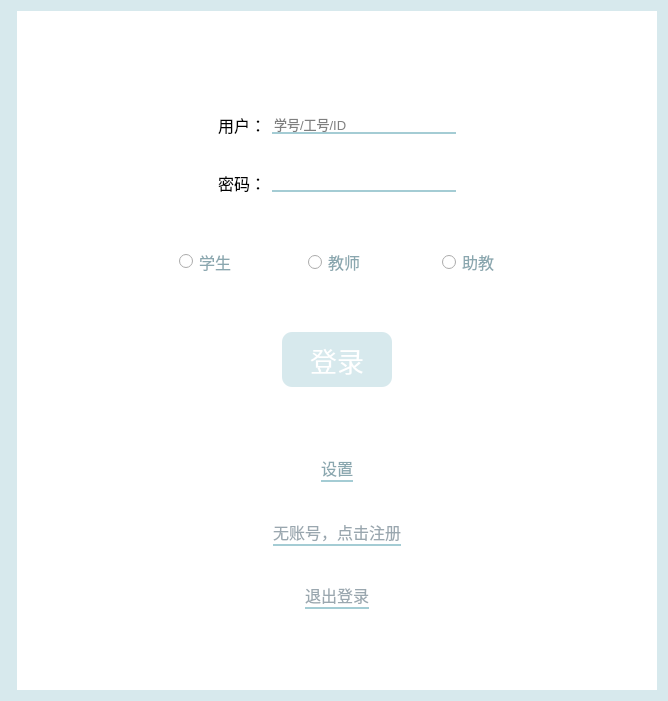
Above: Mutual_Evaluation-Client/login.ui from yypEudora/MutualEvaluation before the change. Below: the same form after it.
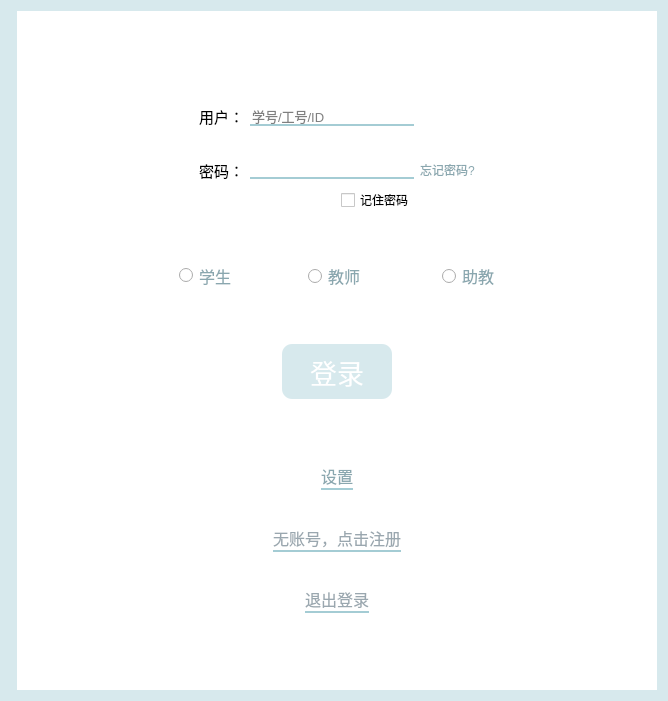
That is the form after the change. Custom widgets are drawn as their Qt base class.

What changed in the file:
```diff
--- a/Mutual_Evaluation-Client/login.ui
+++ b/Mutual_Evaluation-Client/login.ui
@@ -503,20 +503,8 @@
        <item>
         <widget class="QWidget" name="nmwidget" native="true">
          <layout class="QGridLayout" name="gridLayout">
-          <item row="5" column="1">
-           <widget class="QLabel" name="pwdLogo">
-            <property name="font">
-             <font>
-              <pointsize>12</pointsize>
-             </font>
-            </property>
-            <property name="text">
-             <string>密码：</string>
-            </property>
-           </widget>
-          </item>
-          <item row="1" column="2">
-           <spacer name="verticalSpacer_46">
+          <item row="2" column="2">
+           <spacer name="verticalSpacer_50">
             <property name="orientation">
              <enum>Qt::Vertical</enum>
             </property>
@@ -528,19 +516,6 @@
             </property>
            </spacer>
           </item>
-          <item row="3" column="0">
-           <spacer name="horizontalSpacer_4">
-            <property name="orientation">
-             <enum>Qt::Horizontal</enum>
-            </property>
-            <property name="sizeHint" stdset="0">
-             <size>
-              <width>40</width>
-              <height>20</height>
-             </size>
-            </property>
-           </spacer>
-          </item>
           <item row="3" column="2">
            <widget class="QLineEdit" name="name_tx">
             <property name="font">
@@ -562,15 +537,15 @@
             </property>
            </widget>
           </item>
-          <item row="3" column="3">
-           <spacer name="horizontalSpacer_5">
+          <item row="4" column="2">
+           <spacer name="verticalSpacer_3">
             <property name="orientation">
-             <enum>Qt::Horizontal</enum>
+             <enum>Qt::Vertical</enum>
             </property>
             <property name="sizeHint" stdset="0">
              <size>
-              <width>40</width>
-              <height>20</height>
+              <width>20</width>
+              <height>40</height>
              </size>
             </property>
            </spacer>
@@ -579,7 +554,7 @@
            <widget class="QLabel" name="nameLogo">
             <property name="font">
              <font>
-              <pointsize>12</pointsize>
+              <pointsize>11</pointsize>
              </font>
             </property>
             <property name="text">
@@ -587,26 +562,8 @@
             </property>
            </widget>
           </item>
-          <item row="5" column="2">
-           <widget class="QLineEdit" name="pwd_tx">
-            <property name="font">
-             <font>
-              <pointsize>10</pointsize>
-             </font>
-            </property>
-            <property name="styleSheet">
-             <string notr="true">background:transparent;
-border-color:#a4ccd4;
-border-style:solid;
-border-top-width:0px;
-border-right-width:0px;
-border-bottom-width:2px;
-border-left-width:0px;</string>
-            </property>
-           </widget>
-          </item>
-          <item row="2" column="2">
-           <spacer name="verticalSpacer_50">
+          <item row="1" column="2">
+           <spacer name="verticalSpacer_46">
             <property name="orientation">
              <enum>Qt::Vertical</enum>
             </property>
@@ -631,20 +588,77 @@
             </property>
            </spacer>
           </item>
-          <item row="4" column="2">
-           <spacer name="verticalSpacer_3">
+          <item row="5" column="1">
+           <widget class="QLabel" name="pwdLogo">
+            <property name="font">
+             <font>
+              <pointsize>11</pointsize>
+             </font>
+            </property>
+            <property name="text">
+             <string>密码：</string>
+            </property>
+           </widget>
+          </item>
+          <item row="5" column="3">
+           <widget class="QPushButton" name="pushButton">
+            <property name="styleSheet">
+             <string notr="true">color:rgb(138, 167, 175);
+background: transparent;
+border-color:#a4ccd4;
+border-style:none;
+</string>
+            </property>
+            <property name="text">
+             <string>忘记密码?</string>
+            </property>
+           </widget>
+          </item>
+          <item row="5" column="2">
+           <widget class="QLineEdit" name="pwd_tx">
+            <property name="minimumSize">
+             <size>
+              <width>150</width>
+              <height>0</height>
+             </size>
+            </property>
+            <property name="font">
+             <font>
+              <pointsize>6</pointsize>
+             </font>
+            </property>
+            <property name="styleSheet">
+             <string notr="true">background:transparent;
+border-color:#a4ccd4;
+border-style:solid;
+border-top-width:0px;
+border-right-width:0px;
+border-bottom-width:2px;
+border-left-width:0px;</string>
+            </property>
+           </widget>
+          </item>
+          <item row="6" column="2" alignment="Qt::AlignRight">
+           <widget class="QCheckBox" name="remp_btn">
+            <property name="text">
+             <string>记住密码</string>
+            </property>
+           </widget>
+          </item>
+          <item row="3" column="0">
+           <spacer name="horizontalSpacer_3">
             <property name="orientation">
-             <enum>Qt::Vertical</enum>
+             <enum>Qt::Horizontal</enum>
             </property>
             <property name="sizeHint" stdset="0">
              <size>
-              <width>20</width>
-              <height>40</height>
+              <width>40</width>
+              <height>20</height>
              </size>
             </property>
            </spacer>
           </item>
-          <item row="6" column="2">
+          <item row="7" column="2">
            <spacer name="verticalSpacer_48">
             <property name="orientation">
              <enum>Qt::Vertical</enum>
@@ -657,6 +671,19 @@
             </property>
            </spacer>
           </item>
+          <item row="5" column="4">
+           <spacer name="horizontalSpacer_4">
+            <property name="orientation">
+             <enum>Qt::Horizontal</enum>
+            </property>
+            <property name="sizeHint" stdset="0">
+             <size>
+              <width>40</width>
+              <height>20</height>
+             </size>
+            </property>
+           </spacer>
+          </item>
          </layout>
         </widget>
        </item>
```
Left out of the diff: 4 changed lines with no effect on the pictures.
